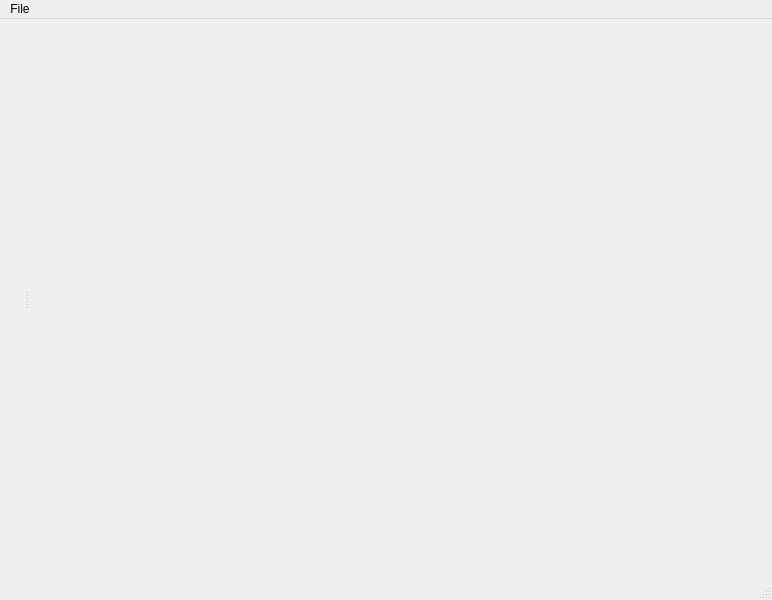
santo-pc/spc-editor, file SPC-EditorProject/Test3/GeneratedFiles/Form2.ui: the form before one commit.
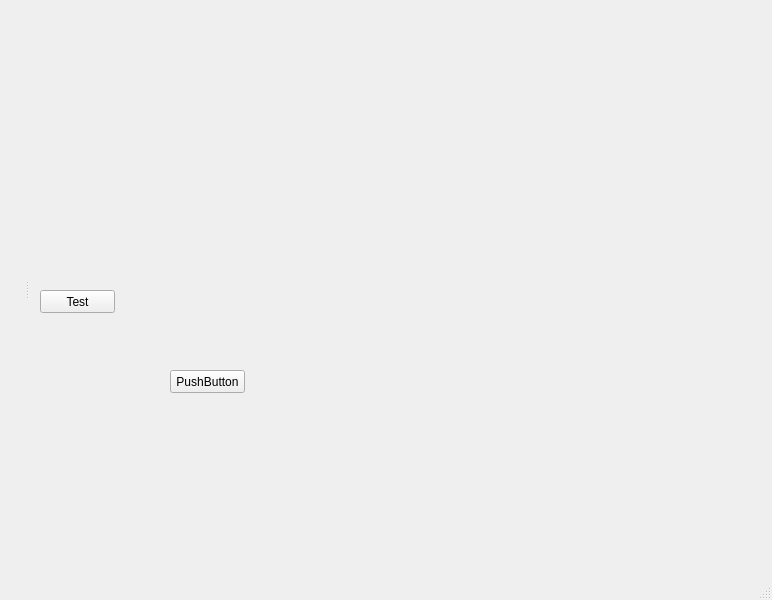
The form after the commit.

What changed in the file:
```diff
--- a/SPC-EditorProject/Test3/GeneratedFiles/Form2.ui
+++ b/SPC-EditorProject/Test3/GeneratedFiles/Form2.ui
@@ -35,6 +35,32 @@
      </property>
     </layout>
    </widget>
+   <widget class="QPushButton" name="pushButton">
+    <property name="geometry">
+     <rect>
+      <x>10</x>
+      <y>290</y>
+      <width>75</width>
+      <height>23</height>
+     </rect>
+    </property>
+    <property name="text">
+     <string>Test</string>
+    </property>
+   </widget>
+   <widget class="QPushButton" name="pushButton_2">
+    <property name="geometry">
+     <rect>
+      <x>140</x>
+      <y>370</y>
+      <width>75</width>
+      <height>23</height>
+     </rect>
+    </property>
+    <property name="text">
+     <string>PushButton</string>
+    </property>
+   </widget>
   </widget>
   <widget class="QMenuBar" name="menubar">
    <property name="geometry">
@@ -45,15 +71,6 @@
      <height>21</height>
     </rect>
    </property>
-   <widget class="QMenu" name="menuCosa">
-    <property name="title">
-     <string>File</string>
-    </property>
-    <addaction name="actionMenu_Item_1"/>
-    <addaction name="separator"/>
-    <addaction name="actionMenu_Item2"/>
-   </widget>
-   <addaction name="menuCosa"/>
   </widget>
   <widget class="QStatusBar" name="statusbar"/>
   <widget class="QDockWidget" name="dockWidget">
```
Left out of the diff: 32 changed lines with no effect on the pictures.
